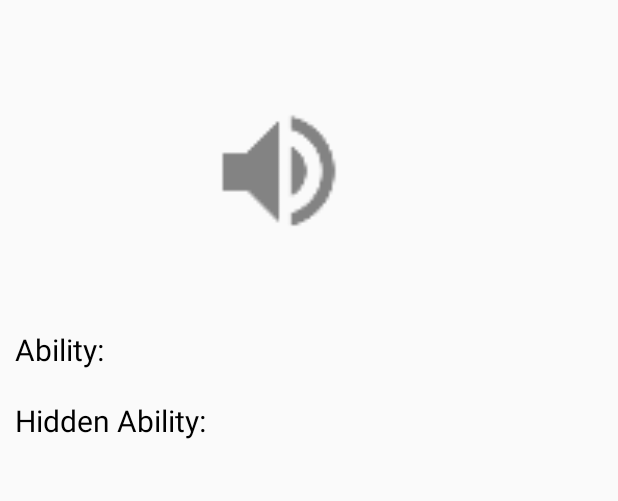
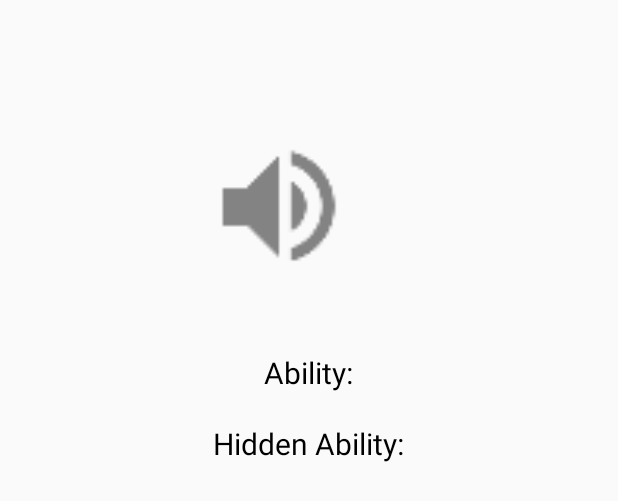
Before and after one commit to OSU-CS492-W18/final-project-team-rocket, an Android app: the layout activity_search_result_detail.xml on its own in the app's theme, with its tools: preview values and no code run, on a phone screen of 412 x 824 dp. Shown: the top 501 px of the screen. Run offline under Robolectric (Android 15) with nearby library versions, the phone set to English and light mode, and no system bars; network calls fail.

Commit message:
UI updates

```diff
--- a/app/src/main/res/layout/activity_search_result_detail.xml
+++ b/app/src/main/res/layout/activity_search_result_detail.xml
@@ -7,10 +7,20 @@
     android:orientation="vertical"
     tools:context="com.example.android.firstgenpokedex.SearchResultDetailActivity">
 
+    <View
+        android:layout_width="match_parent"
+        android:layout_height="15dp"
+        android:layout_marginTop="8dp"
+        android:layout_marginLeft="8dp"
+        android:layout_marginRight="8dp"
+        android:background="#fafafa" />
+
     <TextView
         android:id="@+id/tv_search_result_name"
         android:layout_width="wrap_content"
         android:layout_height="wrap_content"
+        android:layout_gravity="center"
+        android:gravity="center"
         android:textSize="40sp"
         android:padding="5dp"
         android:textColor="#000"/>
@@ -18,9 +28,9 @@
     <LinearLayout
         android:layout_width="match_parent"
         android:layout_height="wrap_content"
+        android:layout_gravity="center"
         android:orientation="horizontal"
-        android:gravity="center"
-        >
+        android:gravity="center">
 
 
         <ImageView
@@ -42,22 +52,41 @@
         android:layout_width="match_parent"
         android:layout_height="wrap_content"
         android:orientation="horizontal"
-        android:gravity="fill_horizontal"
+        android:layout_gravity="center"
+        android:gravity="center"
         >
 
         <TextView
             android:id="@+id/tv_search_result_type1"
-            android:layout_width="wrap_content"
+            android:layout_width="100dp"
             android:layout_height="wrap_content"
+            android:layout_gravity="center"
+            android:gravity="center"
             android:paddingHorizontal="30dp"
-            android:padding="10dp"
-            android:textSize="18dp"/>
+            android:padding="6dp"
+            android:textSize="18dp"
+            android:textColor="#ffffff"/>
+
+        <View
+            android:id="@+id/tv_search_spacer"
+            android:layout_width="8dp"
+            android:layout_height="8dp"
+            android:layout_marginTop="8dp"
+            android:layout_marginLeft="8dp"
+            android:layout_marginRight="8dp"
+            android:background="#fafafa"
+            android:visibility="gone"/>
 
         <TextView
             android:id="@+id/tv_search_result_type2"
-            android:layout_width="wrap_content"
+            android:layout_width="100dp"
             android:layout_height="wrap_content"
-            android:textSize="18dp"/>
+            android:layout_gravity="center"
+            android:gravity="center"
+            android:textSize="18dp"
+            android:padding="6dp"
+            android:textColor="#ffffff"
+            android:visibility="gone"/>
 
     </LinearLayout>
 
@@ -66,7 +95,9 @@
         android:layout_width="match_parent"
         android:layout_height="wrap_content"
         android:orientation="horizontal"
-        android:gravity="fill_horizontal"
+
+        android:layout_gravity="center"
+        android:gravity="center"
         >
 
         <TextView
@@ -90,7 +121,8 @@
         android:layout_width="match_parent"
         android:layout_height="wrap_content"
         android:orientation="horizontal"
-        android:gravity="fill_horizontal"
+        android:layout_gravity="center"
+        android:gravity="center"
         >
 
         <TextView
```
Also changed, not shown: app/src/main/java/com/example/android/firstgenpokedex/SearchResultDetailActivity.java (+72 -1 lines).
